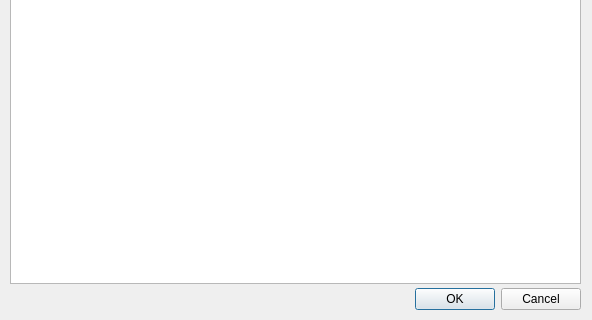
Old version of the form dialog.ui in the repository negocki/Tanks; both pictures show x 0 to 592 and y 187 to 507 of the 592 by 507 pixel window.
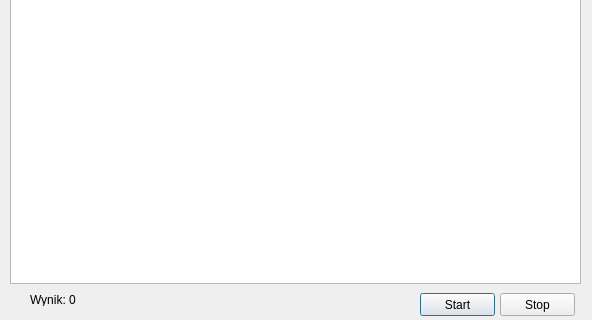
New version of the form.

What changed in the file:
```diff
--- a/dialog.ui
+++ b/dialog.ui
@@ -13,22 +13,6 @@
   <property name="windowTitle">
    <string>HexTanks</string>
   </property>
-  <widget class="QDialogButtonBox" name="buttonBox">
-   <property name="geometry">
-    <rect>
-     <x>240</x>
-     <y>470</y>
-     <width>341</width>
-     <height>32</height>
-    </rect>
-   </property>
-   <property name="orientation">
-    <enum>Qt::Horizontal</enum>
-   </property>
-   <property name="standardButtons">
-    <set>QDialogButtonBox::Cancel|QDialogButtonBox::Ok</set>
-   </property>
-  </widget>
   <widget class="QGraphicsView" name="graphicsView">
    <property name="geometry">
     <rect>
@@ -48,6 +32,45 @@
     <enum>Qt::ScrollBarAlwaysOff</enum>
    </property>
   </widget>
+  <widget class="QPushButton" name="pushButton">
+   <property name="geometry">
+    <rect>
+     <x>420</x>
+     <y>480</y>
+     <width>75</width>
+     <height>23</height>
+    </rect>
+   </property>
+   <property name="text">
+    <string>Start</string>
+   </property>
+  </widget>
+  <widget class="QPushButton" name="pushButton_2">
+   <property name="geometry">
+    <rect>
+     <x>500</x>
+     <y>480</y>
+     <width>75</width>
+     <height>23</height>
+    </rect>
+   </property>
+   <property name="text">
+    <string>Stop</string>
+   </property>
+  </widget>
+  <widget class="QLabel" name="labelScore">
+   <property name="geometry">
+    <rect>
+     <x>30</x>
+     <y>480</y>
+     <width>47</width>
+     <height>13</height>
+    </rect>
+   </property>
+   <property name="text">
+    <string>Wynik: 0</string>
+   </property>
+  </widget>
  </widget>
  <resources/>
  <connections>
```
Left out of the diff: 35 changed lines with no effect on the pictures.
